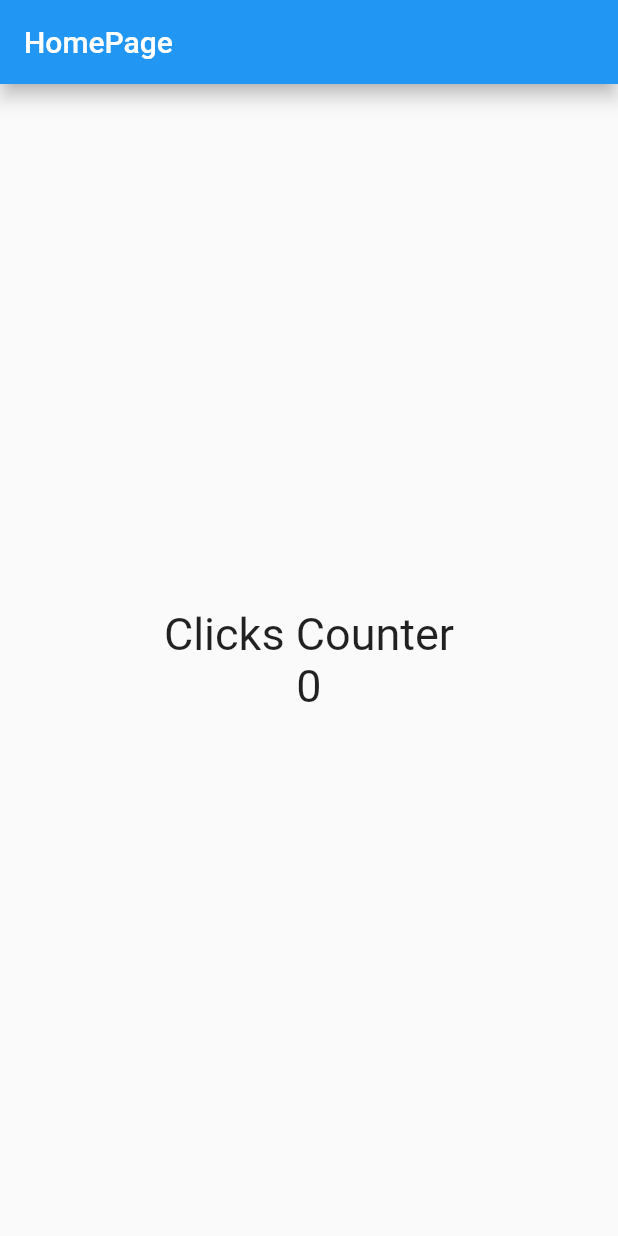
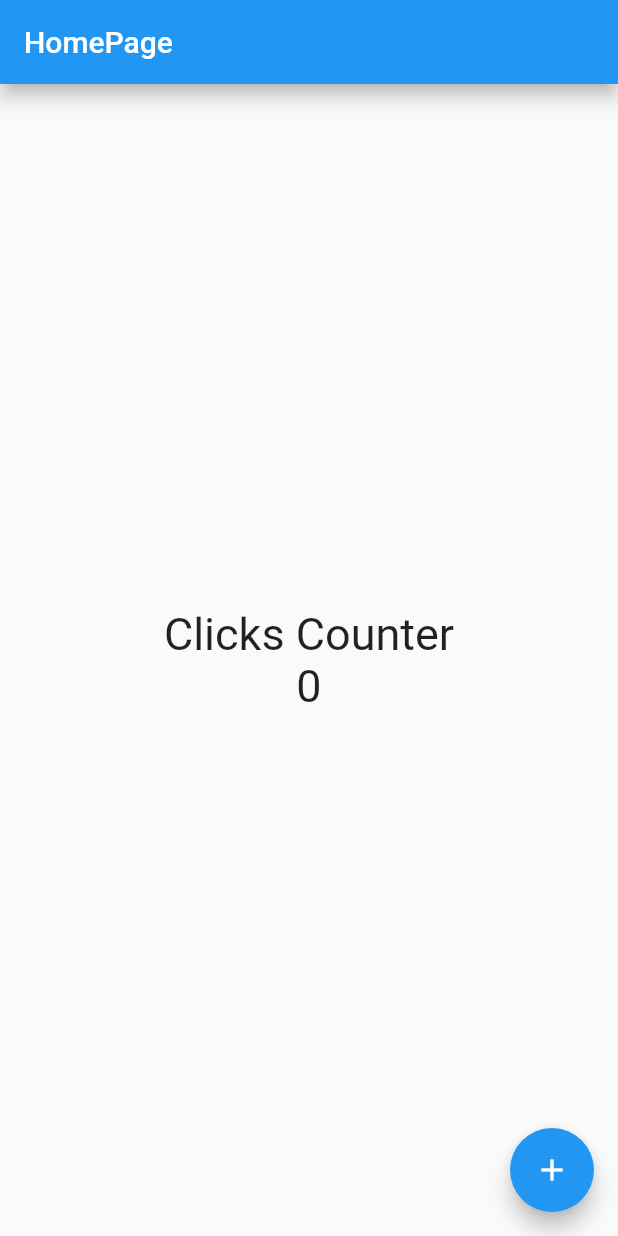
Before and after one commit to johnhaverh/counterapp, a Flutter app: the screen it shows after launch, on a phone screen of 412 x 824 dp. Run offline on Flutter 3.47's test engine with Material 2 defaults, Android fonts, the phone set to English and light mode, and no system bars.

Commit message:
counterapp: home_page.dart: add floatingActionButton

```diff
--- a/lib/pages/home_page.dart
+++ b/lib/pages/home_page.dart
@@ -24,6 +24,12 @@ class HomePage extends StatelessWidget {
           ],
         ),
       ),
+      floatingActionButton: FloatingActionButton(
+        child: const Icon(Icons.add),
+        onPressed: () {
+          print("Test Button");
+        },
+      ),
     );
   }
 }
```
